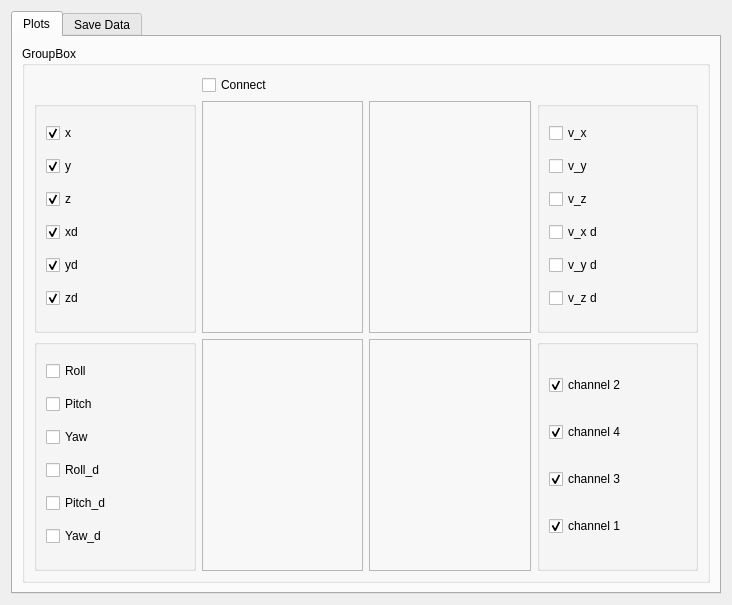
Before: the Qt Designer form gui/src/gui/positionPlot.ui in massimilianop/sml_under_development, drawn with Qt 5.
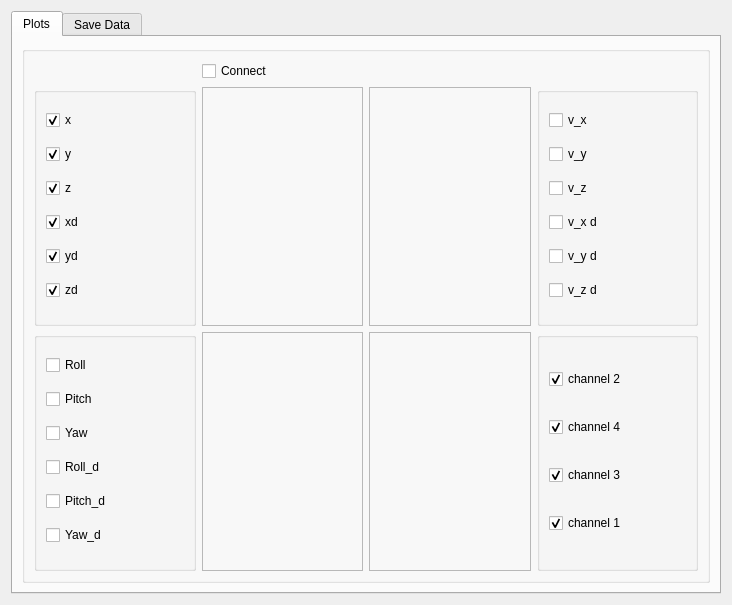
After: the same form once the commit is applied.

The edit to the form file:
```diff
--- a/gui/src/gui/positionPlot.ui
+++ b/gui/src/gui/positionPlot.ui
@@ -30,7 +30,7 @@
        <item row="0" column="0">
         <widget class="QGroupBox" name="groupBox_2">
          <property name="title">
-          <string>GroupBox</string>
+          <string/>
          </property>
          <layout class="QGridLayout" name="gridLayout_3">
           <item row="3" column="2">
```
Left out of the diff: 178 changed lines with no effect on the pictures.
